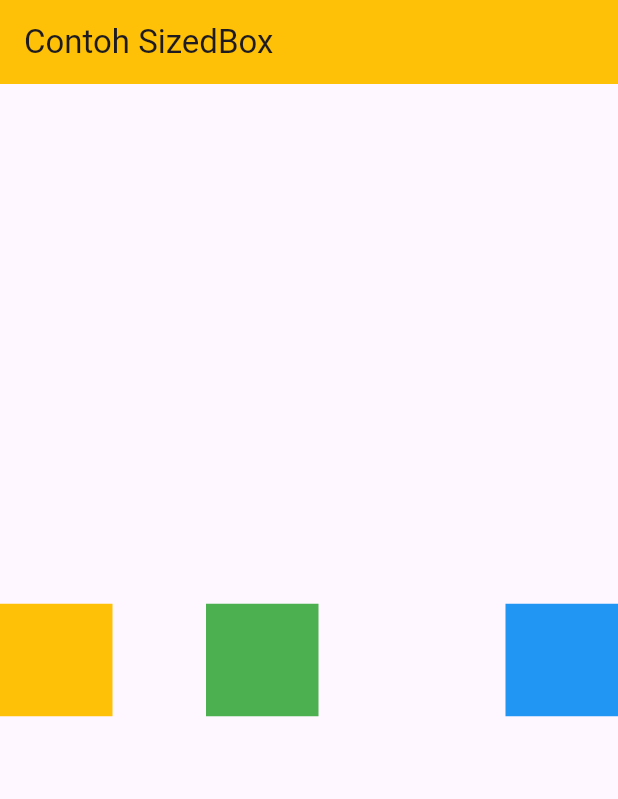
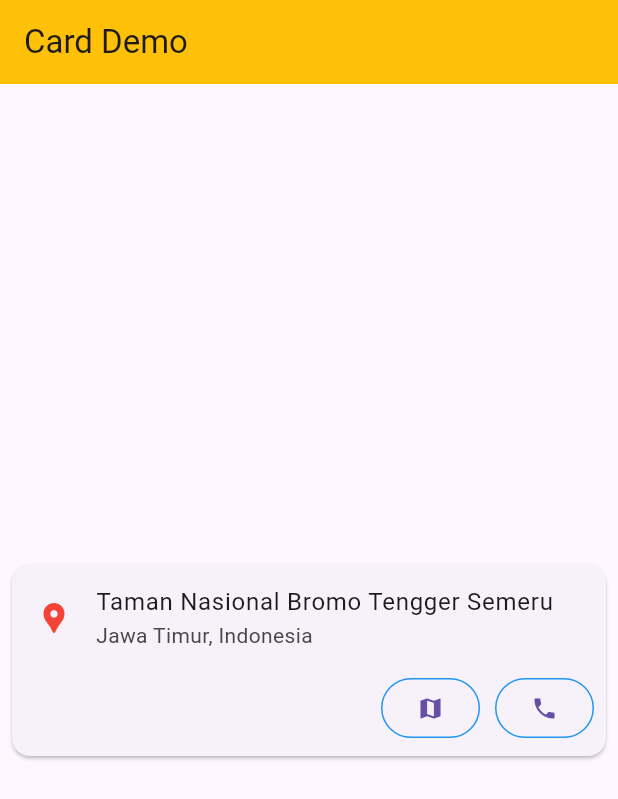
Before and after one commit to hanifahifa/PRAKTIKUM_MOBILE, a Flutter app: the screen it shows after launch, on a phone screen of 412 x 824 dp. Shown: the top 799 px of the screen. Run offline on Flutter 3.47's test engine with Material 3 defaults, Android fonts, the phone set to English and light mode, and no system bars.

Commit message:
new push percobaan 3

```diff
--- a/lib/main.dart
+++ b/lib/main.dart
@@ -2,10 +2,6 @@ import 'package:flutter/material.dart';
 
 void main() {
   runApp(const MyApp());
-}
-
-Container kotakUji(Color warna) {
-  return Container(width: 75, height: 75, color: warna);
 }
 
 class MyApp extends StatelessWidget {
@@ -14,23 +10,48 @@ class MyApp extends StatelessWidget {
   @override
   Widget build(BuildContext context) {
     return MaterialApp(
-      title: 'Contoh SizedBox',
+      title: 'Demo Card',
       home: Scaffold(
         appBar: AppBar(
+          title: const Text('Card Demo'),
           backgroundColor: Colors.amber,
-          title: const Text('Contoh SizedBox'),
         ),
         body: Center(
-          child: Row(
-            mainAxisAlignment: MainAxisAlignment.center,
-            crossAxisAlignment: CrossAxisAlignment.center,
-            children: [
-              kotakUji(Colors.amber),
-              const Spacer(flex: 1),
-              kotakUji(Colors.green),
-              const Spacer(flex: 2),
-              kotakUji(Colors.blue),
-            ],
+          child: Card(
+            margin: const EdgeInsets.all(8),
+            child: Column(
+              mainAxisSize: MainAxisSize.min,
+              children: [
+                const ListTile(
+                  leading: Icon(Icons.location_pin, color: Colors.red),
+                  title: Text('Taman Nasional Bromo Tengger Semeru'),
+                  subtitle: Text('Jawa Timur, Indonesia'),
+                ),
+                Container(
+                  padding: const EdgeInsets.only(left: 8, right: 8, bottom: 8),
+                  child: Row(
+                    mainAxisAlignment: MainAxisAlignment.end,
+                    children: [
+                      OutlinedButton(
+                        onPressed: () {},
+                        style: OutlinedButton.styleFrom(
+                          side: const BorderSide(color: Colors.blue),
+                        ),
+                        child: const Icon(Icons.map),
+                      ),
+                      const SizedBox(width: 10),
+                      OutlinedButton(
+                        onPressed: () {},
+                        style: OutlinedButton.styleFrom(
+                          side: const BorderSide(color: Colors.blue),
+                        ),
+                        child: const Icon(Icons.phone),
+                      ),
+                    ],
+                  ),
+                ),
+              ],
+            ),
           ),
         ),
       ),
```
